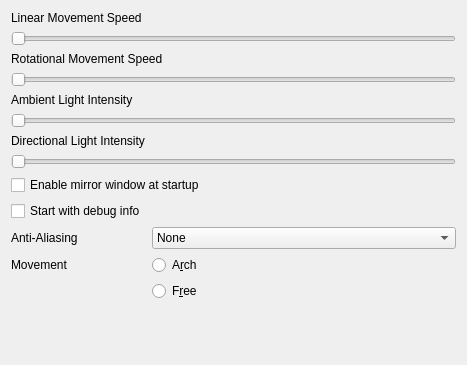
kwahoo2/freecad-xr-workbench, file Gui/Resources/preferences/XRPreferences.ui: the form before one commit.
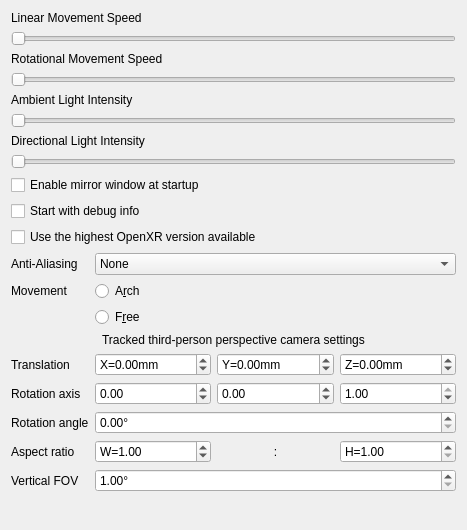
The form after the commit.

Commit message: TPP camera preferences

```diff
--- a/Gui/Resources/preferences/XRPreferences.ui
+++ b/Gui/Resources/preferences/XRPreferences.ui
@@ -7,7 +7,7 @@
     <x>0</x>
     <y>0</y>
     <width>467</width>
-    <height>365</height>
+    <height>530</height>
    </rect>
   </property>
   <property name="windowTitle">
@@ -94,31 +94,18 @@
        </property>
       </widget>
      </item>
-     <item row="12" column="0">
-      <widget class="QLabel" name="label_6">
+     <item row="9" column="0" colspan="2">
+      <widget class="QCheckBox" name="debugEnblCheckBox">
        <property name="text">
-        <string>Movement</string>
+        <string>Start with debug info</string>
        </property>
       </widget>
      </item>
-     <item row="12" column="1">
-      <widget class="QRadioButton" name="movArchRadioButton">
+     <item row="10" column="0" colspan="2">
+      <widget class="QCheckBox" name="highestOpenxrCheckBox">
        <property name="text">
-        <string>A&amp;rch</string>
+        <string>Use the highest OpenXR version available</string>
        </property>
-       <attribute name="buttonGroup">
-        <string notr="true">buttonGroup</string>
-       </attribute>
-      </widget>
-     </item>
-     <item row="13" column="1">
-      <widget class="QRadioButton" name="movFreeRadioButton">
-       <property name="text">
-        <string>F&amp;ree</string>
-       </property>
-       <attribute name="buttonGroup">
-        <string notr="true">buttonGroup</string>
-       </attribute>
       </widget>
      </item>
      <item row="11" column="0">
@@ -152,10 +139,251 @@
        </item>
       </widget>
      </item>
-     <item row="9" column="0">
-      <widget class="QCheckBox" name="debugEnblCheckBox">
+     <item row="12" column="0">
+      <widget class="QLabel" name="label_6">
        <property name="text">
-        <string>Start with debug info</string>
+        <string>Movement</string>
+       </property>
+      </widget>
+     </item>
+     <item row="12" column="1">
+      <widget class="QRadioButton" name="movArchRadioButton">
+       <property name="text">
+        <string>A&amp;rch</string>
+       </property>
+       <attribute name="buttonGroup">
+        <string notr="true">buttonGroup</string>
+       </attribute>
+      </widget>
+     </item>
+     <item row="13" column="1">
+      <widget class="QRadioButton" name="movFreeRadioButton">
+       <property name="text">
+        <string>F&amp;ree</string>
+       </property>
+       <attribute name="buttonGroup">
+        <string notr="true">buttonGroup</string>
+       </attribute>
+      </widget>
+     </item>
+     <item row="14" column="0" colspan="2">
+      <widget class="QLabel" name="label_7">
+       <property name="text">
+        <string>Tracked third-person perspective camera settings</string>
+       </property>
+       <property name="alignment">
+        <set>Qt::AlignmentFlag::AlignCenter</set>
+       </property>
+      </widget>
+     </item>
+     <item row="15" column="0">
+      <widget class="QLabel" name="label_8">
+       <property name="text">
+        <string>Translation</string>
+       </property>
+       <property name="alignment">
+        <set>Qt::AlignmentFlag::AlignLeading|Qt::AlignmentFlag::AlignLeft|Qt::AlignmentFlag::AlignVCenter</set>
+       </property>
+      </widget>
+     </item>
+     <item row="15" column="1">
+      <layout class="QHBoxLayout" name="horizontalLayout">
+       <item>
+        <widget class="QDoubleSpinBox" name="xTransSpinBox">
+         <property name="prefix">
+          <string>X=</string>
+         </property>
+         <property name="suffix">
+          <string>mm</string>
+         </property>
+         <property name="minimum">
+          <double>-500.000000000000000</double>
+         </property>
+         <property name="maximum">
+          <double>500.000000000000000</double>
+         </property>
+        </widget>
+       </item>
+       <item>
+        <widget class="QDoubleSpinBox" name="yTransSpinBox">
+         <property name="prefix">
+          <string>Y=</string>
+         </property>
+         <property name="suffix">
+          <string>mm</string>
+         </property>
+         <property name="minimum">
+          <double>-500.000000000000000</double>
+         </property>
+         <property name="maximum">
+          <double>500.000000000000000</double>
+         </property>
+        </widget>
+       </item>
+       <item>
+        <widget class="QDoubleSpinBox" name="zTransSpinBox">
+         <property name="prefix">
+          <string>Z=</string>
+         </property>
+         <property name="suffix">
+          <string>mm</string>
+         </property>
+         <property name="minimum">
+          <double>-500.000000000000000</double>
+         </property>
+         <property name="maximum">
+          <double>500.000000000000000</double>
+         </property>
+        </widget>
+       </item>
+      </layout>
+     </item>
+     <item row="16" column="0">
+      <widget class="QLabel" name="label_9">
+       <property name="text">
+        <string>Rotation axis</string>
+       </property>
+      </widget>
+     </item>
+     <item row="17" column="0">
+      <widget class="QLabel" name="label_10">
+       <property name="text">
+        <string>Rotation angle</string>
+       </property>
+      </widget>
+     </item>
+     <item row="18" column="0">
+      <widget class="QLabel" name="label_11">
+       <property name="text">
+        <string>Aspect ratio</string>
+       </property>
+      </widget>
+     </item>
+     <item row="19" column="0">
+      <widget class="QLabel" name="label_12">
+       <property name="text">
+        <string>Vertical FOV</string>
+       </property>
+      </widget>
+     </item>
+     <item row="16" column="1">
+      <layout class="QHBoxLayout" name="horizontalLayout_2">
+       <item>
+        <widget class="QDoubleSpinBox" name="xRotSpinBox">
+         <property name="minimum">
+          <double>-1.000000000000000</double>
+         </property>
+         <property name="maximum">
+          <double>1.000000000000000</double>
+         </property>
+         <property name="singleStep">
+          <double>0.100000000000000</double>
+         </property>
+        </widget>
+       </item>
+       <item>
+        <widget class="QDoubleSpinBox" name="yRotSpinBox">
+         <property name="suffix">
+          <string/>
+         </property>
+         <property name="minimum">
+          <double>-1.000000000000000</double>
+         </property>
+         <property name="maximum">
+          <double>1.000000000000000</double>
+         </property>
+         <property name="singleStep">
+          <double>0.100000000000000</double>
+         </property>
+        </widget>
+       </item>
+       <item>
+        <widget class="QDoubleSpinBox" name="zRotSpinBox">
+         <property name="minimum">
+          <double>-1.000000000000000</double>
+         </property>
+         <property name="maximum">
+          <double>1.000000000000000</double>
+         </property>
+         <property name="singleStep">
+          <double>0.100000000000000</double>
+         </property>
+         <property name="value">
+          <double>1.000000000000000</double>
+         </property>
+        </widget>
+       </item>
+      </layout>
+     </item>
+     <item row="17" column="1">
+      <widget class="QDoubleSpinBox" name="angleRotSpinBox">
+       <property name="suffix">
+        <string>°</string>
+       </property>
+       <property name="maximum">
+        <double>360.000000000000000</double>
+       </property>
+      </widget>
+     </item>
+     <item row="18" column="1">
+      <layout class="QHBoxLayout" name="horizontalLayout_3">
+       <item>
+        <widget class="QDoubleSpinBox" name="aspectWSpinBox">
+         <property name="prefix">
+          <string>W=</string>
+         </property>
+         <property name="minimum">
+          <double>0.100000000000000</double>
+         </property>
+         <property name="maximum">
+          <double>200.000000000000000</double>
+         </property>
+         <property name="value">
+          <double>1.000000000000000</double>
+         </property>
+        </widget>
+       </item>
+       <item>
+        <widget class="QLabel" name="label_13">
+         <property name="text">
+          <string>:</string>
+         </property>
+         <property name="alignment">
+          <set>Qt::AlignmentFlag::AlignCenter</set>
+         </property>
+        </widget>
+       </item>
+       <item>
+        <widget class="QDoubleSpinBox" name="aspectHSpinBox">
+         <property name="prefix">
+          <string>H=</string>
+         </property>
+         <property name="minimum">
+          <double>1.000000000000000</double>
+         </property>
+         <property name="maximum">
+          <double>200.000000000000000</double>
+         </property>
+         <property name="value">
+          <double>1.000000000000000</double>
+         </property>
+        </widget>
+       </item>
+      </layout>
+     </item>
+     <item row="19" column="1">
+      <widget class="QDoubleSpinBox" name="vertFovSpinBox">
+       <property name="suffix">
+        <string>°</string>
+       </property>
+       <property name="minimum">
+        <double>1.000000000000000</double>
+       </property>
+       <property name="maximum">
+        <double>170.000000000000000</double>
+       </property>
+       <property name="value">
+        <double>1.000000000000000</double>
        </property>
       </widget>
      </item>
```
The commit also changes 3 other files.
